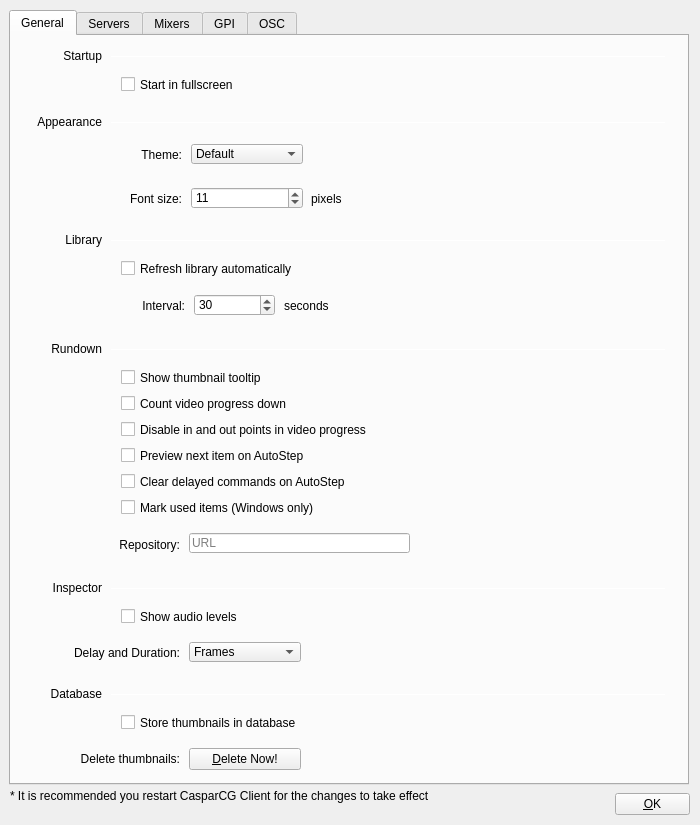
Above: src/Widgets/SettingsDialog.ui from CasparCG/client before the change. Below: the same form after it.
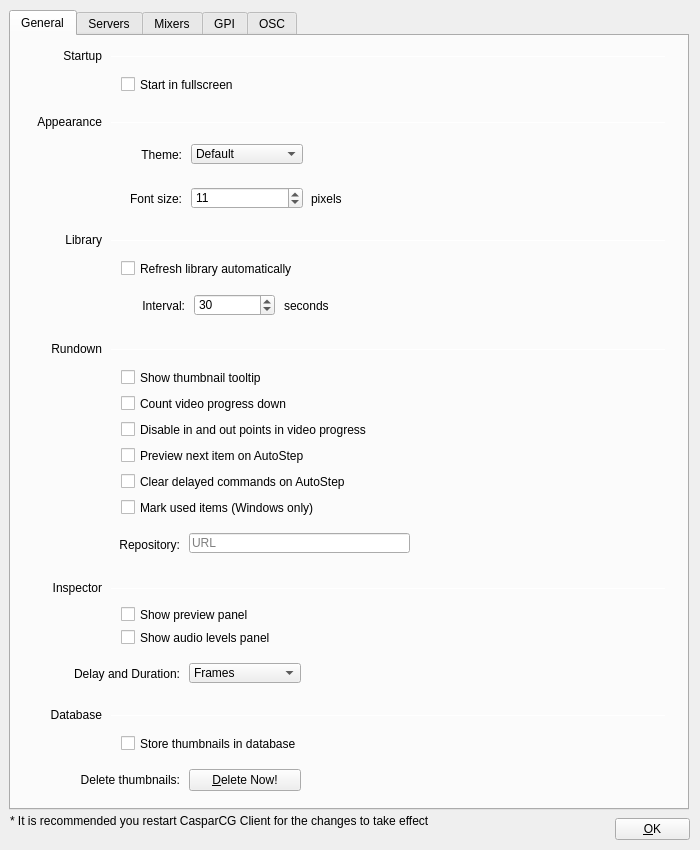
That is the form after the change.

```diff
--- a/src/Widgets/SettingsDialog.ui
+++ b/src/Widgets/SettingsDialog.ui
@@ -7,19 +7,19 @@
     <x>0</x>
     <y>0</y>
     <width>700</width>
-    <height>825</height>
+    <height>850</height>
    </rect>
   </property>
   <property name="minimumSize">
    <size>
     <width>700</width>
-    <height>825</height>
+    <height>850</height>
    </size>
   </property>
   <property name="maximumSize">
    <size>
     <width>700</width>
-    <height>825</height>
+    <height>850</height>
    </size>
   </property>
   <property name="windowTitle">
@@ -31,7 +31,7 @@
      <x>9</x>
      <y>10</y>
      <width>680</width>
-     <height>775</height>
+     <height>800</height>
     </rect>
    </property>
    <property name="focusPolicy">
@@ -360,7 +360,7 @@
      <property name="geometry">
       <rect>
        <x>178</x>
-       <y>606</y>
+       <y>627</y>
        <width>112</width>
        <height>20</height>
       </rect>
@@ -386,7 +386,7 @@
      <property name="geometry">
       <rect>
        <x>28</x>
-       <y>607</y>
+       <y>628</y>
        <width>141</width>
        <height>20</height>
       </rect>
@@ -508,7 +508,7 @@
      <property name="geometry">
       <rect>
        <x>100</x>
-       <y>658</y>
+       <y>679</y>
        <width>555</width>
        <height>1</height>
       </rect>
@@ -521,7 +521,7 @@
      <property name="geometry">
       <rect>
        <x>28</x>
-       <y>713</y>
+       <y>734</y>
        <width>141</width>
        <height>20</height>
       </rect>
@@ -537,7 +537,7 @@
      <property name="geometry">
       <rect>
        <x>10</x>
-       <y>650</y>
+       <y>671</y>
        <width>81</width>
        <height>16</height>
       </rect>
@@ -553,7 +553,7 @@
      <property name="geometry">
       <rect>
        <x>178</x>
-       <y>712</y>
+       <y>733</y>
        <width>112</width>
        <height>22</height>
       </rect>
@@ -569,7 +569,7 @@
      <property name="geometry">
       <rect>
        <x>110</x>
-       <y>678</y>
+       <y>699</y>
        <width>291</width>
        <height>17</height>
       </rect>
@@ -601,7 +601,7 @@
      <property name="geometry">
       <rect>
        <x>110</x>
-       <y>572</y>
+       <y>593</y>
        <width>171</width>
        <height>17</height>
       </rect>
@@ -610,7 +610,23 @@
       <enum>Qt::NoFocus</enum>
      </property>
      <property name="text">
-      <string>Show audio levels</string>
+      <string>Show audio levels panel</string>
+     </property>
+    </widget>
+    <widget class="QCheckBox" name="checkBoxShowPreview">
+     <property name="geometry">
+      <rect>
+       <x>110</x>
+       <y>570</y>
+       <width>171</width>
+       <height>17</height>
+      </rect>
+     </property>
+     <property name="focusPolicy">
+      <enum>Qt::NoFocus</enum>
+     </property>
+     <property name="text">
+      <string>Show preview panel</string>
      </property>
     </widget>
    </widget>
@@ -3146,7 +3162,7 @@
    <property name="geometry">
     <rect>
      <x>615</x>
-     <y>793</y>
+     <y>818</y>
      <width>75</width>
      <height>22</height>
     </rect>
@@ -3162,7 +3178,7 @@
    <property name="geometry">
     <rect>
      <x>10</x>
-     <y>788</y>
+     <y>813</y>
      <width>591</width>
      <height>16</height>
     </rect>
```
Left out of the diff: 36 changed lines with no effect on the pictures.
